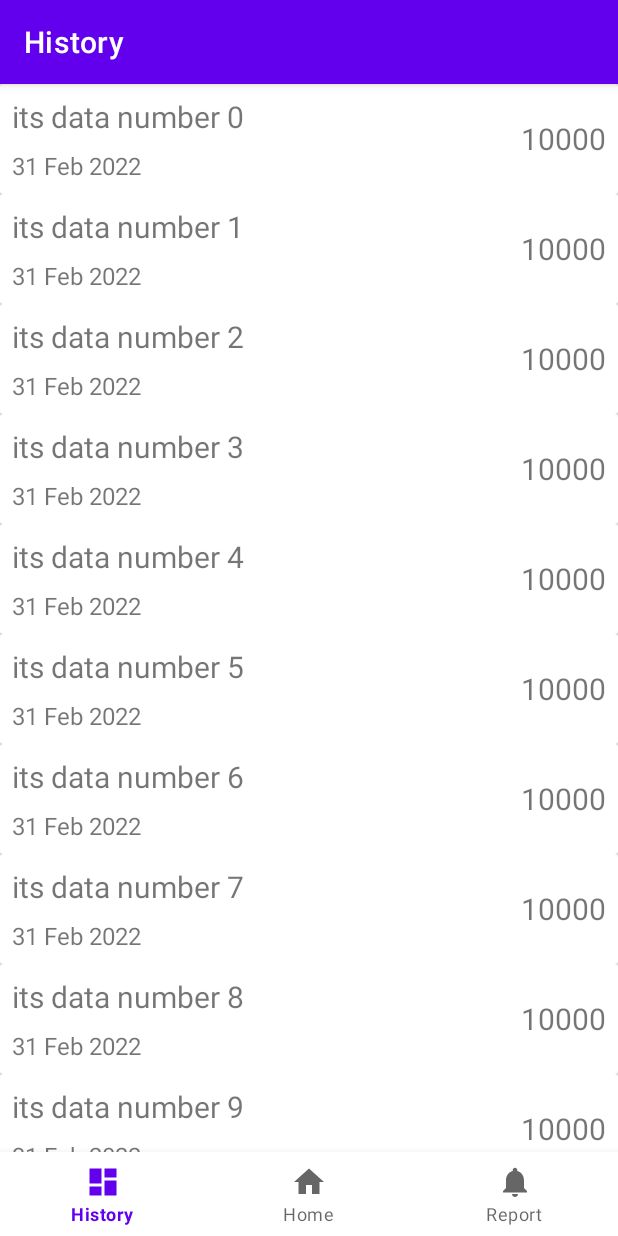
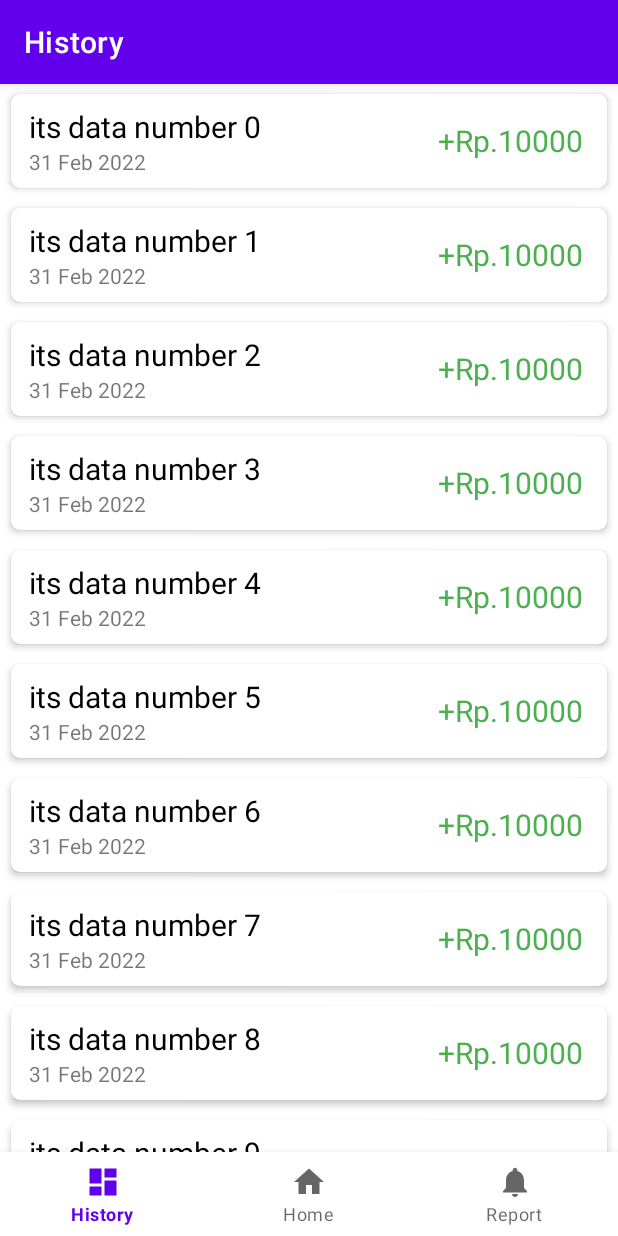
Before and after one commit to fryctze/cashbox, an Android app: the HistoryFragment screen opened through its navigation route, on a phone screen of 412 x 824 dp. Run offline under Robolectric (Android 15) with nearby library versions, the phone set to English and light mode, and no system bars; our stand-ins replace navigation-ui.

Commit message:
Enhance UI history :lipstick: :art:

```diff
--- a/app/src/main/java/fryctze/college/cashbox/menu/history/HistoryFragment.java
+++ b/app/src/main/java/fryctze/college/cashbox/menu/history/HistoryFragment.java
@@ -37,7 +37,10 @@ public class HistoryFragment extends Fragment implements HistoryTransactionsAdap
     private void setupDummyData() {
         ArrayList<ModelTransaction> dataset = new ArrayList<>();
         for (int i = 0; i < 30; i++) {
-            dataset.add(new ModelTransaction("its data number "+i, "31 Feb 2022", "10000"));
+            dataset.add(new ModelTransaction("its data number "+i, "31 Feb 2022", "10000", true));
+        }
+        for (int i = 0; i < 30; i++) {
+            dataset.add(new ModelTransaction("its data number "+i, "31 Feb 2022", "10000", false));
         }
         historyTransactionsAdapter.setDataset(dataset);
     }
--- a/app/src/main/java/fryctze/college/cashbox/menu/history/HistoryTransactionsAdapter.java
+++ b/app/src/main/java/fryctze/college/cashbox/menu/history/HistoryTransactionsAdapter.java
@@ -1,10 +1,13 @@
 package fryctze.college.cashbox.menu.history;
 
+import android.content.Context;
 import android.view.LayoutInflater;
 import android.view.View;
 import android.view.ViewGroup;
 
 import androidx.annotation.NonNull;
+import androidx.core.content.ContextCompat;
+import androidx.core.content.res.ResourcesCompat;
 import androidx.recyclerview.widget.RecyclerView;
 
 import java.util.ArrayList;
@@ -33,7 +36,14 @@ public class HistoryTransactionsAdapter extends RecyclerView.Adapter<HistoryTran
         public void bind(ModelTransaction model, ItemTransactionClickListener listener) {
             binding.tvName.setText(model.getName().toString());
             binding.tvDate.setText(model.getDate().toString());
-            binding.tvNominal.setText(model.getNominal().toString());
+
+            if (model.isGain()){
+                binding.tvNominal.setTextColor(ContextCompat.getColor(this.itemView.getContext(), R.color.green_text));
+                binding.tvNominal.setText(String.format("+Rp.%s", model.getNominal().toString()));
+            } else {
+                binding.tvNominal.setTextColor(ContextCompat.getColor(this.itemView.getContext(), R.color.red_text));
+                binding.tvNominal.setText(String.format("-Rp.%s", model.getNominal().toString()));
+            }
 
             binding.getRoot().setOnClickListener(new View.OnClickListener() {
                 @Override
--- a/app/src/main/java/fryctze/college/cashbox/menu/history/ModelTransaction.java
+++ b/app/src/main/java/fryctze/college/cashbox/menu/history/ModelTransaction.java
@@ -2,11 +2,13 @@ package fryctze.college.cashbox.menu.history;
 
 public class ModelTransaction {
     private String name, date, nominal;
+    private boolean isGain;
 
-    public ModelTransaction(String name, String date, String nominal) {
+    public ModelTransaction(String name, String date, String nominal, boolean isGain) {
         this.name = name;
         this.date = date;
         this.nominal = nominal;
+        this.isGain = isGain;
     }
 
     public String getName() {
@@ -32,4 +34,12 @@ public class ModelTransaction {
     public void setNominal(String nominal) {
         this.nominal = nominal;
     }
+
+    public boolean isGain() {
+        return isGain;
+    }
+
+    public void setGain(boolean gain) {
+        isGain = gain;
+    }
 }
--- a/app/src/main/res/layout/fragment_home.xml
+++ b/app/src/main/res/layout/fragment_home.xml
@@ -104,7 +104,7 @@
             app:contentPaddingBottom="16dp"
             app:contentPaddingLeft="16dp"
             app:contentPaddingRight="8dp"
-            app:cardElevation="16dp"
+            app:cardElevation="8dp"
             app:cardCornerRadius="8dp"
             android:layout_marginVertical="16dp">
             <RelativeLayout
--- a/app/src/main/res/layout/fragment_report.xml
+++ b/app/src/main/res/layout/fragment_report.xml
@@ -14,7 +14,8 @@
         android:layout_marginTop="8dp"
         android:layout_marginEnd="8dp"
         android:textAlignment="center"
-        android:textSize="20sp"
+        android:textSize="64sp"
+        tools:text="Coming Soon!"
         app:layout_constraintBottom_toBottomOf="parent"
         app:layout_constraintEnd_toEndOf="parent"
         app:layout_constraintStart_toStartOf="parent"
--- a/app/src/main/res/layout/item_transaction.xml
+++ b/app/src/main/res/layout/item_transaction.xml
@@ -1,21 +1,30 @@
 <?xml version="1.0" encoding="utf-8"?>
 <androidx.cardview.widget.CardView xmlns:android="http://schemas.android.com/apk/res/android"
     xmlns:tools="http://schemas.android.com/tools"
-    android:background="?android:attr/selectableItemBackground"
-    android:padding="8dp"
+    xmlns:app="http://schemas.android.com/apk/res-auto"
+    android:foreground="?android:attr/selectableItemBackground"
+    android:clickable="true"
+    android:focusable="true"
+    android:layout_marginHorizontal="2dp"
+    app:cardUseCompatPadding="true"
+    app:cardCornerRadius="6dp"
+    app:cardElevation="3dp"
     android:layout_width="match_parent"
     android:layout_height="wrap_content">
     <RelativeLayout
         android:layout_width="match_parent"
-        android:layout_height="wrap_content">
+        android:layout_height="wrap_content"
+        android:layout_marginStart="12dp"
+        android:layout_marginEnd="8dp"
+        android:layout_marginVertical="8dp">
         <TextView
             android:id="@+id/tv_name"
             android:layout_width="wrap_content"
             android:layout_height="wrap_content"
             android:layout_alignParentStart="true"
             android:layout_toStartOf="@id/tv_nominal"
-            android:layout_margin="8dp"
             android:textSize="20sp"
+            android:textColor="@color/black"
             tools:text="Buy new clothes asdfasdf sadf sa" />
 
         <TextView
@@ -24,11 +33,8 @@
             android:layout_height="wrap_content"
             android:layout_below="@id/tv_name"
             android:layout_alignParentStart="true"
-            android:layout_marginStart="8dp"
-            android:layout_marginEnd="8dp"
-            android:layout_marginBottom="8dp"
             android:layout_toStartOf="@id/tv_nominal"
-            android:textSize="16sp"
+            android:textSize="14sp"
             tools:text="10 April 2022" />
 
         <TextView
@@ -36,9 +42,11 @@
             android:layout_width="wrap_content"
             android:layout_height="wrap_content"
             android:layout_marginEnd="8dp"
+            android:layout_marginStart="8dp"
             android:layout_alignParentEnd="true"
             android:layout_centerVertical="true"
             android:textSize="20sp"
+            android:textColor="@color/black"
             tools:text="+203904" />
     </RelativeLayout>
 </androidx.cardview.widget.CardView>
--- a/app/src/main/res/values/colors.xml
+++ b/app/src/main/res/values/colors.xml
@@ -7,4 +7,6 @@
     <color name="teal_700">#FF018786</color>
     <color name="black">#FF000000</color>
     <color name="white">#FFFFFFFF</color>
+    <color name="red_text">#ff867c</color>
+    <color name="green_text">#4caf50</color>
 </resources>
```
